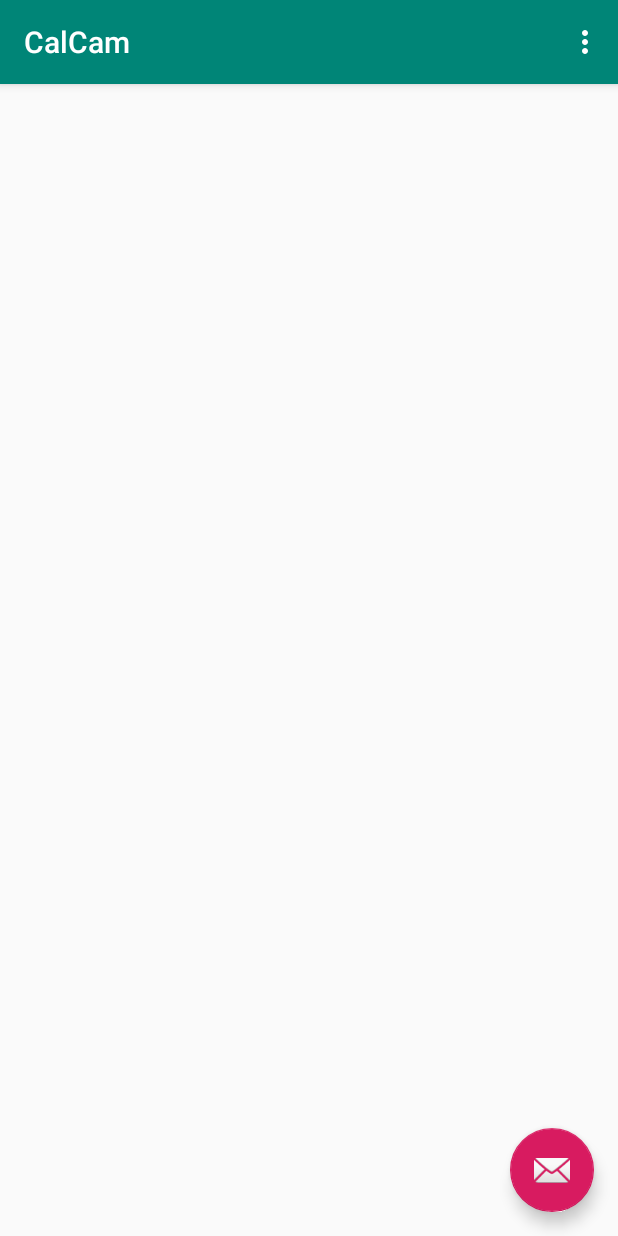
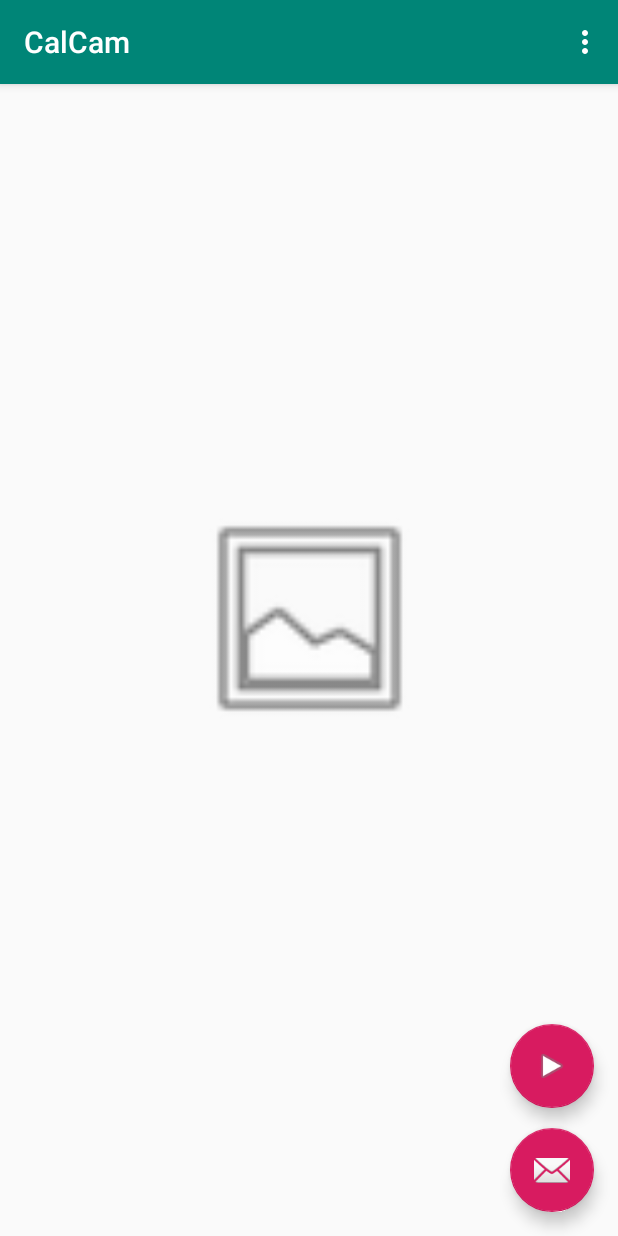
Before and after one commit to Automage/CalCam, an Android app: the screen it shows after launch (MainActivity), on a phone screen of 412 x 824 dp. Run offline under Robolectric (Android 15) with nearby library versions, the phone set to English and light mode, and no system bars.

Commit message:
Fixed Camera Intent - Removed dialogue, replaced by another FAB - Created an overarching function createCalendarEventFromPicture()

```diff
--- a/app/src/main/java/com/automage/calcam/MainActivity.java
+++ b/app/src/main/java/com/automage/calcam/MainActivity.java
@@ -7,6 +7,7 @@ import android.net.Uri;
 import android.os.Bundle;
 import android.os.Environment;
 import android.provider.MediaStore;
+import android.support.annotation.Nullable;
 import android.support.design.widget.FloatingActionButton;
 import android.support.design.widget.Snackbar;
 import android.support.v4.content.FileProvider;
@@ -17,6 +18,7 @@ import android.util.Log;
 import android.view.View;
 import android.view.Menu;
 import android.view.MenuItem;
+import android.widget.ImageView;
 
 import java.io.File;
 import java.io.IOException;
@@ -25,13 +27,13 @@ import java.util.Date;
 public class MainActivity extends AppCompatActivity {
 
     static final int REQUEST_TAKE_PHOTO = 1;
-    static final int REQUEST_CHOOSE_EXISTING_PHOTO = 0;
+    static final int REQUEST_EXISTING_PHOTO = 0;
 
-    private boolean chooseImageFromCamera;
     private String currentPhotoPath;
 
     private AlertDialog.Builder imageSourceDialogBuilder;
 
+    private ImageView mImageView;
 
     @Override
     protected void onCreate(Bundle savedInstanceState) {
@@ -41,46 +43,45 @@ public class MainActivity extends AppCompatActivity {
         Toolbar toolbar = findViewById(R.id.toolbar);
         setSupportActionBar(toolbar);
 
-        FloatingActionButton fab = findViewById(R.id.fab);
-        fab.setOnClickListener(new View.OnClickListener() {
+        mImageView = findViewById(R.id.imageView2);
+
+        FloatingActionButton cameraFab = findViewById(R.id.camera_fab);
+        cameraFab.setOnClickListener(new View.OnClickListener() {
             @Override
             public void onClick(View view) {
-//                Snackbar.make(view, "Replace with your own action", Snackbar.LENGTH_LONG)
-//                        .setAction("Action", null).show();
-                dispatchImageIntent();
+                createCalendarEventFromPicture(REQUEST_TAKE_PHOTO);
             }
         });
 
-        //Building dialog to pick from camera or gallery
-
-        imageSourceDialogBuilder = new AlertDialog.Builder(this);
-        imageSourceDialogBuilder.setTitle(R.string.image_dialog_title);
-        imageSourceDialogBuilder.setMessage(R.string.image_dialog_message);
-        imageSourceDialogBuilder.setPositiveButton(R.string.image_dialog_positive_text,
-                new DialogInterface.OnClickListener() {
+        FloatingActionButton galleryFab = findViewById(R.id.gallery_fab);
+        galleryFab.setOnClickListener(new View.OnClickListener() {
             @Override
-            public void onClick(DialogInterface dialog, int which) {
-                chooseImageFromCamera = true;
-            }
-        });
-        imageSourceDialogBuilder.setNegativeButton(R.string.image_dialog_negative_text,
-                new DialogInterface.OnClickListener() {
-            @Override
-            public void onClick(DialogInterface dialog, int which) {
-                chooseImageFromCamera = false;
+            public void onClick(View view) {
+                createCalendarEventFromPicture(REQUEST_EXISTING_PHOTO);
             }
         });
 
     }
 
-    public void dispatchImageIntent() {
+    /**
+     * Starts the app's main process to convert a picture to a calendar event.
+     *
+     * @param sourceRequest - Either REQUEST_TAKE_PHOTO or REQUEST_EXISTING_PHOTO
+     */
+    private void createCalendarEventFromPicture(int sourceRequest) {
+        Log.v("User", "createCalendarEvent..()");
+
+        //Dispatch an intent to retrieve an image
+        dispatchImageIntent(sourceRequest);
+
+    }
+
+    private void dispatchImageIntent(int sourceRequest) {
+        Log.v("User", "dispatchImageIntent()");
         Intent imageSourceIntent;
 
-        //Show dialog to let user choose image source
-        imageSourceDialogBuilder.show();
-
         //Handle image source
-        if (chooseImageFromCamera) {
+        if (sourceRequest == REQUEST_TAKE_PHOTO) {
             imageSourceIntent = new Intent(MediaStore.ACTION_IMAGE_CAPTURE);
 
             File photoFile = null;
@@ -101,6 +102,12 @@ public class MainActivity extends AppCompatActivity {
         }
     }
 
+    /**
+     * Creates a file object within the private app directory, intended to be used for .jpeg files.
+     *
+     * @return File object for a .jpeg file
+     * @throws IOException
+     */
     private File createImageFile() throws IOException {
         // Create an image file name
         String timeStamp = new SimpleDateFormat("yyyyMMdd_HHmmss").format(new Date());
@@ -112,9 +119,23 @@ public class MainActivity extends AppCompatActivity {
                 storageDir      /* directory */
         );
 
+        image.deleteOnExit();
+
         // Save a file: path for use with ACTION_VIEW intents
         currentPhotoPath = image.getAbsolutePath();
         return image;
+    }
+
+    @Override
+    protected void onActivityResult(int requestCode, int resultCode, @Nullable Intent data) {
+        super.onActivityResult(requestCode, resultCode, data);
+
+        Log.v("User", "onActivityResult()");
+
+        if (requestCode == REQUEST_TAKE_PHOTO) {
+            mImageView.setImageAlpha(50);
+        }
+
     }
 
     @Override
--- a/app/src/main/res/layout/activity_main.xml
+++ b/app/src/main/res/layout/activity_main.xml
@@ -1,4 +1,5 @@
 <?xml version="1.0" encoding="utf-8"?>
+
 <android.support.design.widget.CoordinatorLayout xmlns:android="http://schemas.android.com/apk/res/android"
     xmlns:app="http://schemas.android.com/apk/res-auto"
     xmlns:tools="http://schemas.android.com/tools"
@@ -20,12 +21,47 @@
 
     </android.support.design.widget.AppBarLayout>
 
+    <android.support.constraint.ConstraintLayout
+        android:layout_width="match_parent"
+        android:layout_height="match_parent">
+
+
+        <ImageView
+            android:id="@+id/imageView2"
+            android:layout_width="162dp"
+            android:layout_height="182dp"
+            android:layout_marginStart="8dp"
+            android:layout_marginTop="8dp"
+            android:layout_marginEnd="8dp"
+            android:layout_marginBottom="8dp"
+            android:src="@android:drawable/ic_menu_gallery"
+            app:layout_constraintBottom_toBottomOf="parent"
+            app:layout_constraintEnd_toEndOf="parent"
+            app:layout_constraintStart_toStartOf="parent"
+            app:layout_constraintTop_toTopOf="parent" />
+    </android.support.constraint.ConstraintLayout>
+
     <android.support.design.widget.FloatingActionButton
-        android:id="@+id/fab"
+        android:id="@+id/camera_fab"
         android:layout_width="wrap_content"
         android:layout_height="wrap_content"
         android:layout_gravity="bottom|end"
         android:layout_margin="@dimen/fab_margin"
         app:srcCompat="@android:drawable/ic_dialog_email" />
 
+    <android.support.design.widget.FloatingActionButton
+        android:id="@+id/gallery_fab"
+        android:layout_width="wrap_content"
+        android:layout_height="wrap_content"
+        android:layout_gravity="top|end"
+        android:layout_marginBottom="85dp"
+        android:layout_marginEnd="0dp"
+        android:layout_marginLeft="0dp"
+        android:layout_marginRight="0dp"
+        android:layout_marginStart="0dp"
+        android:layout_marginTop="0dp"
+        android:src="@android:drawable/ic_media_play"
+        app:layout_anchor="@id/camera_fab"
+        app:layout_anchorGravity="top" />
+
 </android.support.design.widget.CoordinatorLayout>
```
